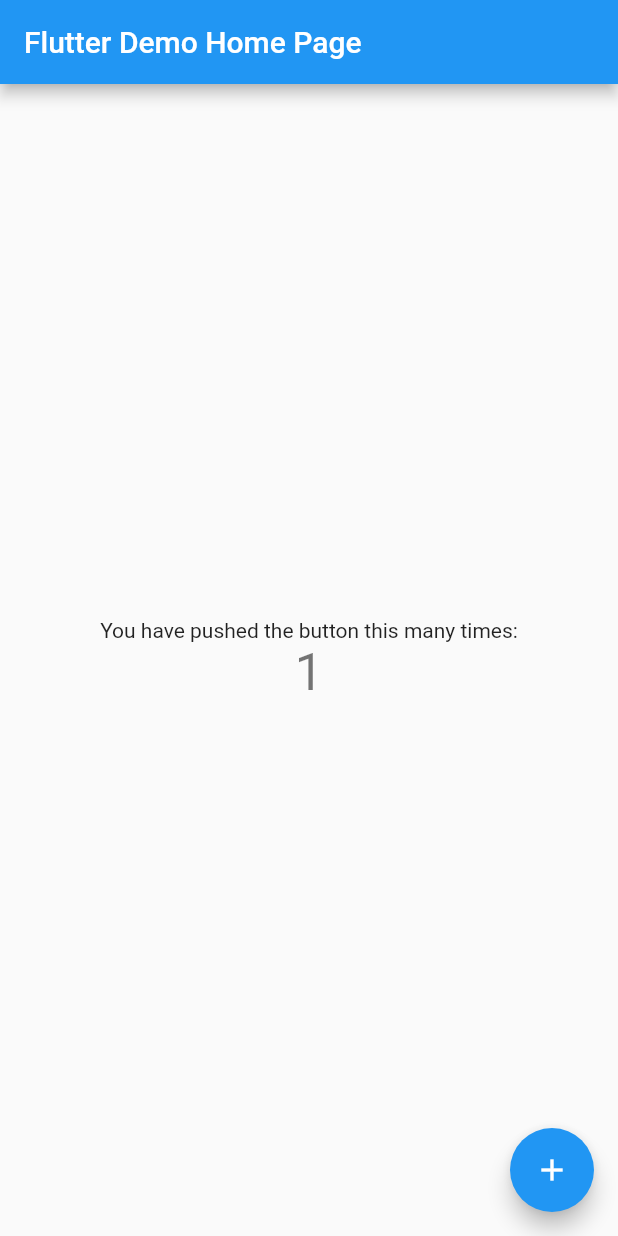
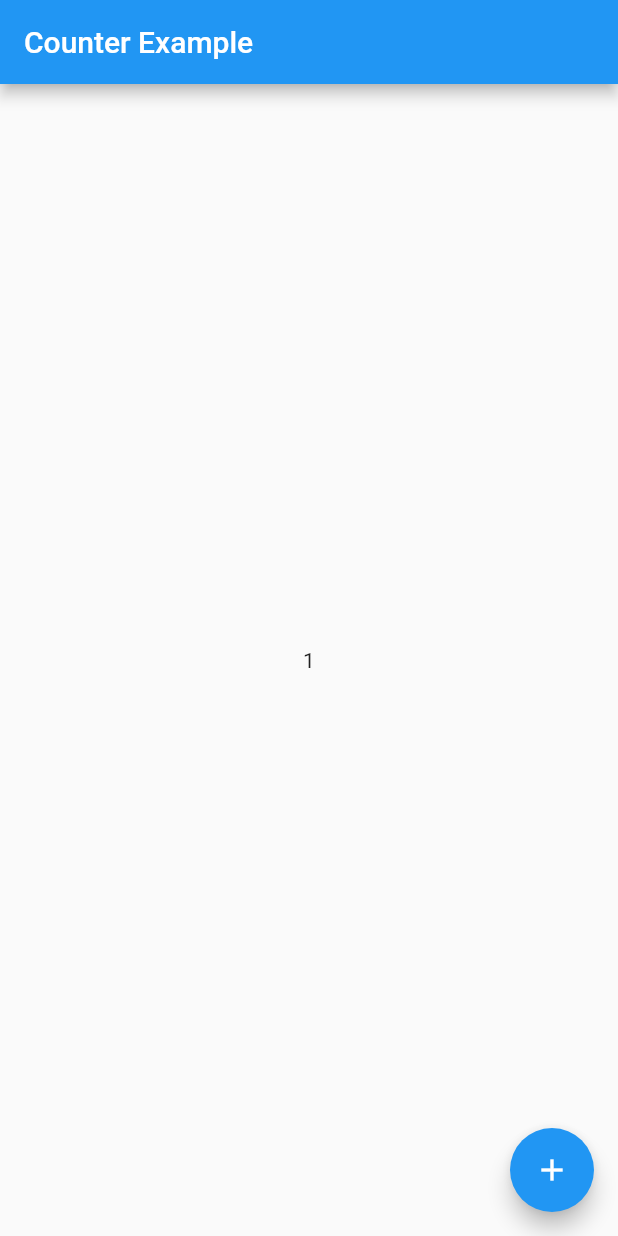
Before and after one commit to gvpinto/flutter_riverpod_counter, a Flutter app: the screen it shows after launch, after a tap on the "add" icon, on a phone screen of 412 x 824 dp. Run offline on Flutter 3.47's test engine with Material 2 defaults, Android fonts, the phone set to English and light mode, and no system bars; our stand-ins replace flutter_riverpod.

Commit message:
Completed Code

```diff
--- a/lib/main.dart
+++ b/lib/main.dart
@@ -1,115 +1,46 @@
 import 'package:flutter/material.dart';
+import 'package:flutter_riverpod/flutter_riverpod.dart';
 
 void main() {
-  runApp(const MyApp());
+  runApp(const ProviderScope(
+    child: MyApp(),
+  ));
 }
 
 class MyApp extends StatelessWidget {
   const MyApp({Key? key}) : super(key: key);
 
-  // This widget is the root of your application.
   @override
   Widget build(BuildContext context) {
-    return MaterialApp(
-      title: 'Flutter Demo',
-      theme: ThemeData(
-        // This is the theme of your application.
-        //
-        // Try running your application with "flutter run". You'll see the
-        // application has a blue toolbar. Then, without quitting the app, try
-        // changing the primarySwatch below to Colors.green and then invoke
-        // "hot reload" (press "r" in the console where you ran "flutter run",
-        // or simply save your changes to "hot reload" in a Flutter IDE).
-        // Notice that the counter didn't reset back to zero; the application
-        // is not restarted.
-        primarySwatch: Colors.blue,
-      ),
-      home: const MyHomePage(title: 'Flutter Demo Home Page'),
+    return const MaterialApp(
+      home: Home(),
     );
   }
 }
 
-class MyHomePage extends StatefulWidget {
-  const MyHomePage({Key? key, required this.title}) : super(key: key);
+final counterProvider = StateProvider((ref) => 0);
 
-  // This widget is the home page of your application. It is stateful, meaning
-  // that it has a State object (defined below) that contains fields that affect
-  // how it looks.
-
-  // This class is the configuration for the state. It holds the values (in this
-  // case the title) provided by the parent (in this case the App widget) and
-  // used by the build method of the State. Fields in a Widget subclass are
-  // always marked "final".
-
-  final String title;
+class Home extends ConsumerWidget {
+  const Home({Key? key}) : super(key: key);
 
   @override
-  State<MyHomePage> createState() => _MyHomePageState();
-}
-
-class _MyHomePageState extends State<MyHomePage> {
-  int _counter = 0;
-
-  void _incrementCounter() {
-    setState(() {
-      // This call to setState tells the Flutter framework that something has
-      // changed in this State, which causes it to rerun the build method below
-      // so that the display can reflect the updated values. If we changed
-      // _counter without calling setState(), then the build method would not be
-      // called again, and so nothing would appear to happen.
-      _counter++;
-    });
-  }
-
-  @override
-  Widget build(BuildContext context) {
-    // This method is rerun every time setState is called, for instance as done
-    // by the _incrementCounter method above.
-    //
-    // The Flutter framework has been optimized to make rerunning build methods
-    // fast, so that you can just rebuild anything that needs updating rather
-    // than having to individually change instances of widgets.
+  Widget build(BuildContext context, ScopedReader watch) {
     return Scaffold(
       appBar: AppBar(
-        // Here we take the value from the MyHomePage object that was created by
-        // the App.build method, and use it to set our appbar title.
-        title: Text(widget.title),
+        title: const Text('Counter Example'),
       ),
       body: Center(
-        // Center is a layout widget. It takes a single child and positions it
-        // in the middle of the parent.
-        child: Column(
-          // Column is also a layout widget. It takes a list of children and
-          // arranges them vertically. By default, it sizes itself to fit its
-          // children horizontally, and tries to be as tall as its parent.
-          //
-          // Invoke "debug painting" (press "p" in the console, choose the
-          // "Toggle Debug Paint" action from the Flutter Inspector in Android
-          // Studio, or the "Toggle Debug Paint" command in Visual Studio Code)
-          // to see the wireframe for each widget.
-          //
-          // Column has various properties to control how it sizes itself and
-          // how it positions its children. Here we use mainAxisAlignment to
-          // center the children vertically; the main axis here is the vertical
-          // axis because Columns are vertical (the cross axis would be
-          // horizontal).
-          mainAxisAlignment: MainAxisAlignment.center,
-          children: <Widget>[
-            const Text(
-              'You have pushed the button this many times:',
-            ),
-            Text(
-              '$_counter',
-              style: Theme.of(context).textTheme.headline4,
-            ),
-          ],
+        child: Consumer(
+          builder: (context, watch, _) {
+            final count = watch(counterProvider).state;
+            return Text('$count');
+          },
         ),
       ),
       floatingActionButton: FloatingActionButton(
-        onPressed: _incrementCounter,
-        tooltip: 'Increment',
+        onPressed: () => watch(counterProvider).state++,
         child: const Icon(Icons.add),
-      ), // This trailing comma makes auto-formatting nicer for build methods.
+      ),
     );
   }
 }
```
Also changed, not shown: pubspec.yaml (+5 -15 lines), pubspec.lock.
